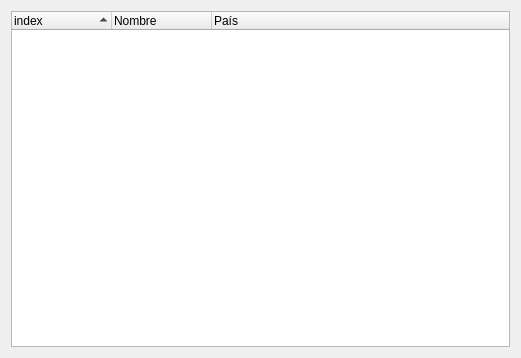
First picture: the form in ui/bookies.ui, repository soker90/betcon, before the edit.
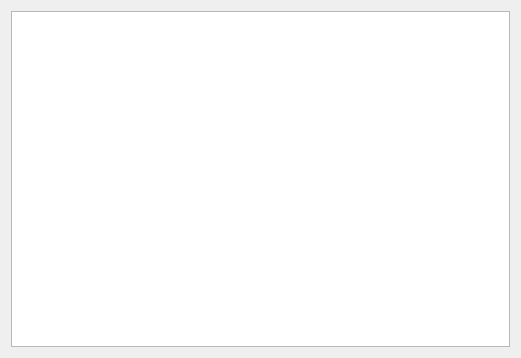
Second picture: the form after the edit.

Commit message: feat: modernize UI — dark/light themes, Qt icons, QTableView migration

The edit to the form file:
```diff
--- a/ui/bookies.ui
+++ b/ui/bookies.ui
@@ -15,40 +15,19 @@
   </property>
   <layout class="QVBoxLayout" name="verticalLayout">
    <item>
-    <widget class="QTreeWidget" name="treeMain">
-     <property name="alternatingRowColors">
-      <bool>false</bool>
-     </property>
-     <property name="uniformRowHeights">
-      <bool>false</bool>
-     </property>
+    <widget class="QTableView" name="treeMain">
      <property name="sortingEnabled">
       <bool>true</bool>
      </property>
-     <attribute name="headerCascadingSectionResizes">
+     <property name="selectionBehavior">
+      <enum>QAbstractItemView::SelectRows</enum>
+     </property>
+     <property name="alternatingRowColors">
+      <bool>true</bool>
+     </property>
+     <property name="showGrid">
       <bool>false</bool>
-     </attribute>
-     <attribute name="headerShowSortIndicator" stdset="0">
-      <bool>true</bool>
-     </attribute>
-     <attribute name="headerStretchLastSection">
-      <bool>true</bool>
-     </attribute>
-     <column>
-      <property name="text">
-       <string>index</string>
-      </property>
-     </column>
-     <column>
-      <property name="text">
-       <string>Nombre</string>
-      </property>
-     </column>
-     <column>
-      <property name="text">
-       <string>País</string>
-      </property>
-     </column>
+     </property>
     </widget>
    </item>
   </layout>
```
The commit also changes 26 other files.
